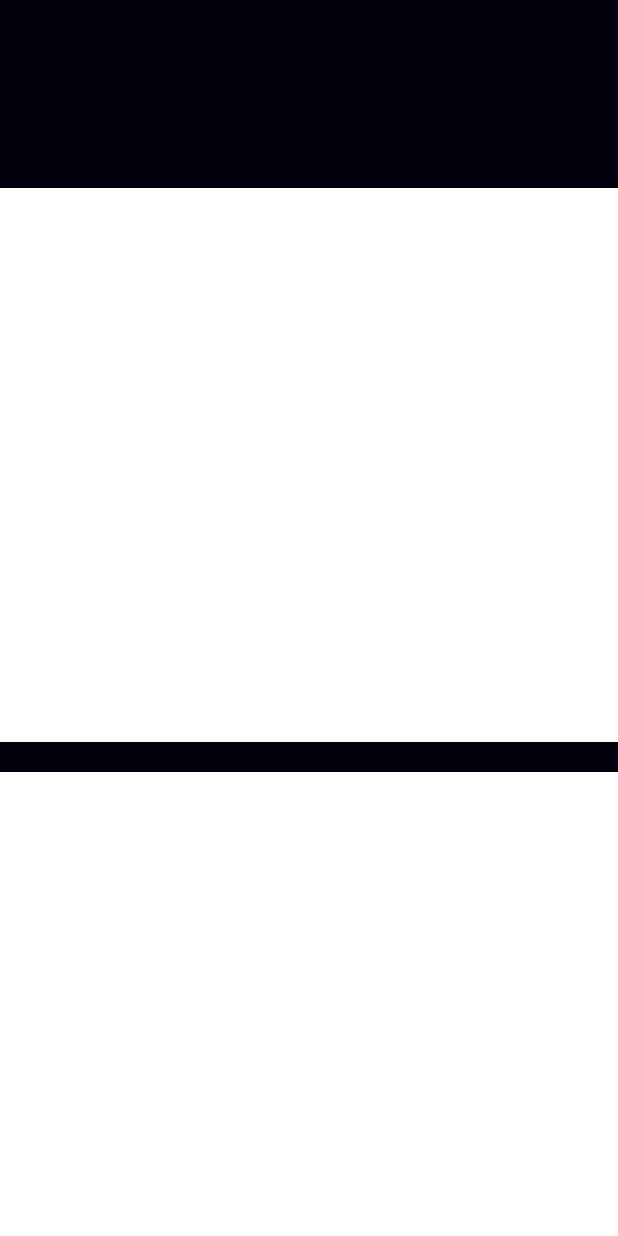
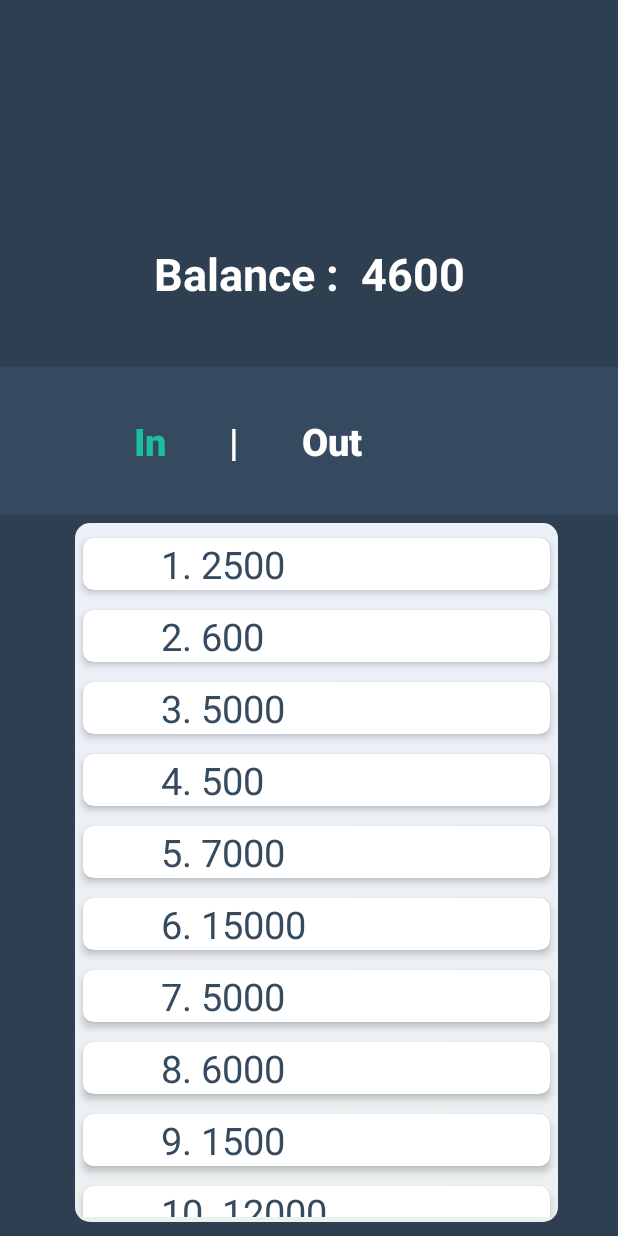
Before and after one commit to NarekIgnoyan/PrimeUser, an Android app: the fragment TransactionFragment shown on its own in the app's theme, on a phone screen of 412 x 824 dp. Run offline under Robolectric (Android 15) with nearby library versions, the light colour scheme and no system bars; pictures from the network do not load.

Commit message:
Transaction(Half)

```diff
--- a/app/src/main/java/com/example/narek/primeuserloginregister/Common/RequesttClasses/Login.java
+++ b/app/src/main/java/com/example/narek/primeuserloginregister/Common/RequesttClasses/Login.java
@@ -56,6 +56,9 @@ public class Login {
     @JsonProperty("firstName")
     public String firstName;
 
+    @JsonProperty("primeCardCode")
+    public String primeCardCode;
+
 
 
 }
--- a/app/src/main/java/com/example/narek/primeuserloginregister/Common/RequesttClasses/NewsItem.java
+++ b/app/src/main/java/com/example/narek/primeuserloginregister/Common/RequesttClasses/NewsItem.java
@@ -11,7 +11,7 @@ public class NewsItem {
     @JsonProperty("id")
     public int id;
 
-    @JsonProperty("tittle_en")
+    @JsonProperty("title_en")
     public String tittle_en;
 
     @JsonProperty("description_en")
@@ -20,7 +20,7 @@ public class NewsItem {
     @JsonProperty("photo_url")
     public String photo_url;
 
-    @JsonProperty("tittle_ru")
+    @JsonProperty("title_ru")
     public String tittle_ru;
 
     @JsonProperty("description_am")
@@ -35,7 +35,9 @@ public class NewsItem {
     @JsonProperty("description_ru")
     public String description_ru;
 
-    @JsonProperty("tittle_am")
+    @JsonProperty("title_am")
     public String tittle_am;
 
+
+
 }
--- a/app/src/main/java/com/example/narek/primeuserloginregister/Home/Adapters/ViewPagerAdapter.java
+++ b/app/src/main/java/com/example/narek/primeuserloginregister/Home/Adapters/ViewPagerAdapter.java
@@ -5,7 +5,7 @@ import android.support.v4.app.FragmentManager;
 import android.support.v4.app.FragmentStatePagerAdapter;
 
 import com.example.narek.primeuserloginregister.Home.Fragments.NewsFragment.NewsFragment;
-import com.example.narek.primeuserloginregister.Home.Fragments.TransactionFragment;
+import com.example.narek.primeuserloginregister.Home.Fragments.TransactionsFragment.TransactionFragment;
 import com.example.narek.primeuserloginregister.Home.Fragments.SettingsFragment;
 
 /**
--- a/app/src/main/java/com/example/narek/primeuserloginregister/Home/Fragments/TransactionFragment.java
+++ /dev/null
@@ -1,45 +0,0 @@
-package com.example.narek.primeuserloginregister.Home.Fragments;
-
-
-import android.os.Bundle;
-import android.support.annotation.Nullable;
-import android.support.v4.app.Fragment;
-import android.view.LayoutInflater;
-import android.view.View;
-import android.view.ViewGroup;
-
-import com.example.narek.primeuserloginregister.Common.Initialization;
-import com.example.narek.primeuserloginregister.R;
-
-
-public class TransactionFragment extends Fragment implements Initialization {
-    private View v;
-
-    @Override
-    public View onCreateView(LayoutInflater inflater, @Nullable ViewGroup container, @Nullable Bundle savedInstanceState) {
-        v = inflater.inflate(R.layout.fragment_transaction,container,false);
-
-        return v;
-    }
-
-
-    @Override
-    public void initViews() {
-
-    }
-
-    @Override
-    public void initFields() {
-
-    }
-
-    @Override
-    public void setFields() {
-
-    }
-
-    @Override
-    public void setViews() {
-
-    }
-}
--- /dev/null
+++ b/app/src/main/java/com/example/narek/primeuserloginregister/Home/Fragments/TransactionsFragment/Transaction.java
@@ -0,0 +1,21 @@
+package com.example.narek.primeuserloginregister.Home.Fragments.TransactionsFragment;
+
+/**
+ * Created by Narek on 31-Oct-16.
+ */
+
+public class Transaction {
+    private String transaction;
+
+    public Transaction(String transaction) {
+        this.transaction = transaction;
+    }
+
+    public String getTransaction() {
+        return transaction;
+    }
+
+    public void setTransaction(String transaction) {
+        this.transaction = transaction;
+    }
+}
--- /dev/null
+++ b/app/src/main/java/com/example/narek/primeuserloginregister/Home/Fragments/TransactionsFragment/TransactionAdapter.java
@@ -0,0 +1,62 @@
+package com.example.narek.primeuserloginregister.Home.Fragments.TransactionsFragment;
+
+import android.content.Context;
+import android.support.v7.widget.RecyclerView;
+import android.view.LayoutInflater;
+import android.view.View;
+import android.view.ViewGroup;
+import android.widget.TextView;
+
+import com.example.narek.primeuserloginregister.R;
+
+import java.util.List;
+
+/**
+ * Created by Narek on 31-Oct-16.
+ */
+
+public class TransactionAdapter extends RecyclerView.Adapter<TransactionAdapter.CustomViewHolder> {
+private List<Transaction> feedItemList;
+private Context mContext;
+
+public TransactionAdapter(Context context, List<Transaction> feedItemList) {
+        this.feedItemList = feedItemList;
+        this.mContext = context;
+        }
+
+@Override
+public CustomViewHolder onCreateViewHolder(ViewGroup parent, int i) {
+
+       // View view = LayoutInflater.from(viewGroup.getContext()).inflate(R.layout.trans_list_row, null);
+    View view = LayoutInflater.from(parent.getContext())
+            .inflate(R.layout.trans_list_row, parent, false);
+        CustomViewHolder viewHolder = new CustomViewHolder(view);
+        return viewHolder;
+        }
+
+@Override
+public void onBindViewHolder(CustomViewHolder customViewHolder, int i) {
+        Transaction feedItem = feedItemList.get(i);
+
+        //Render image using Picasso library
+
+
+        //Setting text view title
+        customViewHolder.textView.setText(feedItem.getTransaction());
+        }
+
+@Override
+public int getItemCount() {
+        return (null != feedItemList ? feedItemList.size() : 0);
+        }
+
+class CustomViewHolder extends RecyclerView.ViewHolder {
+
+    protected TextView textView;
+
+    public CustomViewHolder(View view) {
+        super(view);
+        this.textView = (TextView) view.findViewById(R.id.title);
+    }
+}
+}
--- /dev/null
+++ b/app/src/main/java/com/example/narek/primeuserloginregister/Home/Fragments/TransactionsFragment/TransactionFragment.java
@@ -0,0 +1,162 @@
+package com.example.narek.primeuserloginregister.Home.Fragments.TransactionsFragment;
+
+
+import android.graphics.Color;
+import android.os.Bundle;
+import android.support.annotation.Nullable;
+import android.support.v4.app.Fragment;
+import android.support.v7.widget.LinearLayoutManager;
+import android.support.v7.widget.RecyclerView;
+import android.view.LayoutInflater;
+import android.view.View;
+import android.view.ViewGroup;
+import android.widget.Button;
+import android.widget.TextView;
+
+import com.example.narek.primeuserloginregister.Common.Initialization;
+import com.example.narek.primeuserloginregister.R;
+
+import java.util.ArrayList;
+import java.util.List;
+
+
+public class TransactionFragment extends Fragment implements Initialization {
+    private int myColorValue;
+    private View v;
+    private Button inBut,outBut;
+    private TextView balanceText;
+
+    private List<Transaction> feedsList;
+    private RecyclerView mRecyclerView;
+    private TransactionAdapter adapter;
+
+    @Override
+    public View onCreateView(LayoutInflater inflater, @Nullable ViewGroup container, @Nullable Bundle savedInstanceState) {
+        v = inflater.inflate(R.layout.fragment_transaction,container,false);
+        initViews();
+
+        mRecyclerView = (RecyclerView)v.findViewById(R.id.recIn);
+        mRecyclerView.setLayoutManager(new LinearLayoutManager(getActivity()));
+
+        prepareTransactionData();
+        adapter = new TransactionAdapter(getActivity(), feedsList);
+        mRecyclerView.setAdapter(adapter);
+        setClick();
+
+        return v;
+    }
+    private void prepareTransactionData() {
+        feedsList = new ArrayList<>();
+        Transaction movie;
+
+        movie = new Transaction("1. 2500");
+        feedsList.add(movie);
+
+        movie = new Transaction("2. 600");
+        feedsList.add(movie);
+
+        movie = new Transaction("3. 5000");
+        feedsList.add(movie);
+
+        movie = new Transaction("4. 500");
+        feedsList.add(movie);
+
+        movie = new Transaction("5. 7000");
+        feedsList.add(movie);
+
+        movie = new Transaction("6. 15000");
+        feedsList.add(movie);
+
+        movie = new Transaction("7. 5000");
+        feedsList.add(movie);
+
+        movie = new Transaction("8. 6000");
+        feedsList.add(movie);
+
+        movie = new Transaction("9. 1500");
+        feedsList.add(movie);
+
+        movie = new Transaction("10. 12000");
+        feedsList.add(movie);
+
+        movie = new Transaction("11. 1650");
+        feedsList.add(movie);
+
+        movie = new Transaction("12. 1800");
+        feedsList.add(movie);
+
+        movie = new Transaction("13. 2000");
+        feedsList.add(movie);
+
+        movie = new Transaction("14. 3000");
+        feedsList.add(movie);
+
+        movie = new Transaction("15. 1234");
+        feedsList.add(movie);
+
+    }
+
+
+    @Override
+    public void initViews() {
+        inBut = (Button)v.findViewById(R.id.inButton);
+        outBut = (Button)v.findViewById(R.id.outButton);
+
+    }
+
+    @Override
+    public void initFields() {
+
+    }
+
+    @Override
+    public void setFields() {
+
+    }
+
+    @Override
+    public void setViews() {
+
+    }
+
+    public void setClick(){
+        inBut.setOnClickListener(new View.OnClickListener() {
+            @Override
+            public void onClick(View view) {
+                incomeButton();
+            }
+        });
+        outBut.setOnClickListener(new View.OnClickListener() {
+            @Override
+            public void onClick(View view) {
+                outcomeButton();
+            }
+        });
+    }
+
+    public void incomeButton(){
+
+        inBut.setTextColor(getIntColor("#1cbe9e"));
+        outBut.setTextColor(getIntColor("#ffffff"));
+
+
+
+
+
+
+    }
+
+    public void outcomeButton(){
+        inBut.setTextColor(getIntColor("#ffffff"));
+        outBut.setTextColor(getIntColor("#1cbe9e"));
+
+
+
+
+    }
+
+    public int getIntColor(String s){
+        myColorValue = Color.parseColor(s);
+        return myColorValue;
+    }
+}
--- a/app/src/main/java/com/example/narek/primeuserloginregister/MainPage/MainActivity.java
+++ b/app/src/main/java/com/example/narek/primeuserloginregister/MainPage/MainActivity.java
@@ -43,7 +43,7 @@ import retrofit2.Response;
 
 
 public class MainActivity extends Activity implements AdapterView.OnItemSelectedListener  {
-    private TextView loginText,registerText,forgotText;
+    private Button loginText,registerText,forgotText;
     private ShimmerTextView myShimmerTextView;
     private int myColorValue;
     private LinearLayout loginLayout,registerLayout,mainLayout;
@@ -124,12 +124,14 @@ public class MainActivity extends Activity implements AdapterView.OnItemSelected
 
     public void loginSuccess(View view){
 
-        if (!validate(logEditUserName.getEditText().getText().toString())){
-            logEditUserName.getEditText().setError("** Enter valid Email");
-            logEditUserName.getEditText().requestFocus();
-        }if (validate(logEditUserName.getEditText().getText().toString())){
-            login(logEditUserName.getEditText().getText().toString(),logEditPassword.getEditText().getText().toString());
-        }
+//        if (!validate(logEditUserName.getEditText().getText().toString())){
+//            logEditUserName.getEditText().setError("** Enter valid Email");
+//            logEditUserName.getEditText().requestFocus();
+//        }if (validate(logEditUserName.getEditText().getText().toString())){
+            //login(logEditUserName.getEditText().getText().toString(),logEditPassword.getEditText().getText().toString());
+            login("na.ignoyan@yandex.ru","Prime2010");
+
+       // }
 
 
     }
@@ -236,9 +238,9 @@ public class MainActivity extends Activity implements AdapterView.OnItemSelected
 
 
     public void initTextFields(){
-        loginText = (TextView)findViewById(R.id.logText) ;
-        registerText = (TextView)findViewById(R.id.regText) ;
-        forgotText = (TextView)findViewById(R.id.forgot);
+        loginText = (Button) findViewById(R.id.myLogButton) ;
+        registerText = (Button) findViewById(R.id.myRegButton) ;
+        forgotText = (Button) findViewById(R.id.myForgotButton);
     }
 
     public void initButtons(){
--- a/app/src/main/res/color/selector.xml
+++ b/app/src/main/res/color/selector.xml
@@ -1,7 +1,7 @@
 <?xml version="1.0" encoding="utf-8"?>
 <selector xmlns:android="http://schemas.android.com/apk/res/android">
-    <item android:state_selected="true" android:color="#FF278FFF" />
-    <item android:state_focused="true" android:color="#FF278FFF" />
-    <item android:state_pressed="true" android:color="#FF278FFF" />
+    <item android:state_selected="true" android:color="#1cbe9e" />
+    <item android:state_focused="true" android:color="#1cbe9e" />
+    <item android:state_pressed="true" android:color="#1cbe9e" />
     <item android:color="#fff" />
 </selector>
--- /dev/null
+++ b/app/src/main/res/drawable/layouteffect1.xml
@@ -0,0 +1,29 @@
+<?xml version="1.0" encoding="utf-8"?>
+<selector xmlns:android="http://schemas.android.com/apk/res/android">
+    <item android:state_pressed="true" >
+        <shape>
+            <gradient
+                android:startColor="#ecf0f1"
+                android:endColor="#ecf0f8"
+
+                android:angle="90 " />
+
+
+            <corners
+                android:radius="10dp" />
+
+        </shape>
+    </item>
+    <item>
+        <shape>
+            <gradient
+                android:startColor="#ecf0f1"
+                android:endColor="#ecf0f8"
+
+                android:angle="90 " />
+            <corners
+                android:radius="10dp" />
+
+        </shape>
+    </item>
+</selector>
--- a/app/src/main/res/layout/activity_main.xml
+++ b/app/src/main/res/layout/activity_main.xml
@@ -50,6 +50,18 @@
                     android:layout_height="match_parent"
                     android:layout_weight="2.2">
 
+                    <Button
+                        android:text="Login"
+                        android:layout_width="match_parent"
+                        android:layout_height="match_parent"
+                        android:textAllCaps="false"
+                        android:layout_weight="1"
+                        android:textSize="25sp"
+                        android:id="@+id/myLogButton"
+                        android:background="#00FFFFFF"
+                        android:textColor="#1cbe9e"
+                        android:onClick="loginClick" />
+
                     <TextView
                         android:layout_width="wrap_content"
                         android:layout_height="match_parent"
@@ -61,7 +73,8 @@
                         android:textColor="#1cbe9e"
                         android:textSize="25sp"
                         android:textStyle="bold"
-                        android:onClick="loginClick" />
+                        android:onClick="loginClick"
+                        android:visibility="gone" />
                 </LinearLayout>
 
                 <LinearLayout
@@ -69,6 +82,18 @@
                     android:layout_width="match_parent"
                     android:layout_height="match_parent"
                     android:layout_weight="2">
+
+                    <Button
+                        android:text="Register"
+                        android:textAllCaps="false"
+                        android:layout_width="match_parent"
+                        android:layout_height="match_parent"
+                        android:id="@+id/myRegButton"
+                        android:layout_weight="1"
+                        android:background="#00FFFFFF"
+                        android:textSize="25sp"
+                        android:textColor="#ffffff"
+                        android:onClick="registerClick" />
 
                     <TextView
                         android:layout_width="match_parent"
@@ -83,7 +108,8 @@
                         android:textStyle="bold"
                         android:onClick="registerClick"
                         android:scaleX="1"
-                        android:singleLine="true" />
+                        android:singleLine="true"
+                        android:visibility="gone" />
                 </LinearLayout>
 
                 <LinearLayout
@@ -167,6 +193,20 @@
                     android:layout_marginLeft="50dp"
                     android:layout_marginRight="50dp" />
 
+                <Button
+                    android:text="Forgot Password?"
+                    android:layout_width="match_parent"
+                    android:layout_height="wrap_content"
+                    android:id="@+id/myForgotButton"
+                    android:textAllCaps="false"
+                    android:layout_weight="1"
+                    android:background="#00FFFFFF"
+                    android:textColor="@color/material_deep_teal_500"
+                    android:layout_marginLeft="50dp"
+                    android:layout_marginRight="50dp"
+                    android:layout_marginTop="15dp"
+                    android:onClick="forgotButton" />
+
                 <TextView
                     android:layout_width="match_parent"
                     android:layout_height="30dp"
@@ -181,7 +221,8 @@
                     android:layout_marginTop="20dp"
                     android:textSize="16sp"
                     android:textColor="@color/material_deep_teal_500"
-                    android:onClick="forgotButton" />
+                    android:onClick="forgotButton"
+                    android:visibility="gone" />
             </LinearLayout>
 
         </LinearLayout>
--- a/app/src/main/res/layout/fragment_transaction.xml
+++ b/app/src/main/res/layout/fragment_transaction.xml
@@ -7,29 +7,110 @@
     android:layout_height="match_parent"
     tools:context=".Home.HomeActivity"
     android:orientation="vertical"
-    android:background="#02000d"
-    android:weightSum="2">
+    android:background="#2d3f51">
+
+    <LinearLayout
+        android:orientation="vertical"
+        android:layout_width="match_parent"
+        android:layout_height="match_parent"
+        android:layout_weight="1.4"
+        android:layout_marginTop="120dp">
+
+        <LinearLayout
+            android:orientation="horizontal"
+            android:layout_width="match_parent"
+            android:layout_height="match_parent"
+            android:layout_weight="1"
+            android:background="#2d3f51">
+
+            <TextView
+                android:text="Balance :  4600"
+                android:layout_width="match_parent"
+                android:layout_height="match_parent"
+                android:id="@+id/balText"
+                android:layout_gravity="center"
+                android:textSize="30sp"
+                android:textStyle="normal|bold"
+                android:textColor="#ffffff"
+                android:gravity="center" />
+
+        </LinearLayout>
+
+        <LinearLayout
+            android:orientation="horizontal"
+            android:layout_width="match_parent"
+            android:layout_height="match_parent"
+            android:layout_weight="1.25"
+            android:background="#354a5f">
+
+            <Button
+                android:text="In"
+                android:layout_width="match_parent"
+                android:layout_height="match_parent"
+                android:background="@null"
+                android:textAllCaps="false"
+                android:id="@+id/inButton"
+                android:layout_weight="1.5"
+                android:textColor="#1cbe9e"
+                android:textSize="25sp"
+                android:textStyle="normal|bold"
+                android:gravity="right|center" />
+
+            <TextView
+                android:text="|"
+                android:layout_width="match_parent"
+                android:layout_height="match_parent"
+                android:id="@+id/textView4"
+                android:layout_weight="1.6"
+                android:layout_gravity="center"
+                android:gravity="center"
+                android:textSize="25sp"
+                android:textColor="@color/cardview_light_background"
+                android:textStyle="bold" />
+
+            <Button
+                android:text="Out"
+                android:layout_width="match_parent"
+                android:layout_height="match_parent"
+                android:background="@null"
+                android:textAllCaps="false"
+                android:id="@+id/outButton"
+                android:layout_weight="1"
+                android:textColor="#ffffff"
+                android:textSize="25sp"
+                android:gravity="left|center_vertical|center"
+                android:textStyle="normal|bold" />
+        </LinearLayout>
+    </LinearLayout>
+
+    <LinearLayout
+        android:orientation="vertical"
+        android:layout_width="match_parent"
+        android:layout_height="match_parent"
+        android:layout_weight="1"
+        android:background="@drawable/layouteffect1"
+        android:layout_marginBottom="10dp"
+        android:layout_marginLeft="50dp"
+        android:layout_marginRight="40dp"
+        android:layout_marginTop="5dp">
 
         <android.support.v7.widget.RecyclerView
             android:layout_width="match_parent"
             android:layout_height="match_parent"
             android:id="@+id/recIn"
             android:layout_gravity="center_vertical"
-        android:layout_marginTop="125dp"
             android:foregroundGravity="center_vertical"
-        android:layout_weight="0.80"
-        android:background="#fff" />
+            android:layout_marginTop="3dp"
+            android:layout_marginBottom="3dp" />
 
         <android.support.v7.widget.RecyclerView
             android:layout_width="match_parent"
             android:layout_height="match_parent"
             android:id="@+id/recOut"
             android:layout_gravity="center_vertical"
-        android:layout_marginTop="20dp"
             android:foregroundGravity="center_vertical"
-        android:layout_weight="1.2"
-        android:background="#fff" />
-
+            android:visibility="gone" />
+    </LinearLayout>
 
 
 </LinearLayout>
--- /dev/null
+++ b/app/src/main/res/layout/trans_list_row.xml
@@ -0,0 +1,36 @@
+<?xml version="1.0" encoding="utf-8"?>
+
+<android.support.v7.widget.CardView
+    xmlns:android="http://schemas.android.com/apk/res/android"
+    xmlns:cardview="http://schemas.android.com/apk/res-auto"
+    android:layout_width="match_parent"
+    android:layout_height="wrap_content"
+    cardview:cardUseCompatPadding="true"
+    cardview:cardCornerRadius="7dp"
+    cardview:cardElevation="3dp">
+
+
+    <LinearLayout
+        android:orientation="horizontal"
+        android:layout_width="match_parent"
+        android:layout_height="match_parent">
+
+        <TextView
+            android:layout_width="match_parent"
+            android:layout_height="match_parent"
+            android:id="@+id/textView2"
+            android:layout_weight="5" />
+
+        <TextView
+            android:text="TextView"
+            android:layout_width="match_parent"
+            android:layout_height="match_parent"
+            android:id="@+id/title"
+            android:textSize="25sp"
+            android:textColor="@color/colorAccent"
+            android:layout_gravity="center"
+            android:gravity="left|center"
+            android:layout_weight="1" />
+    </LinearLayout>
+
+</android.support.v7.widget.CardView>
--- a/app/src/main/res/values/colors.xml
+++ b/app/src/main/res/values/colors.xml
@@ -7,5 +7,5 @@
     <color name="ColorPrimary">#e62117</color>
     <color name="ColorPrimaryDark">#c31c13</color>
     <color name="tabsScrollColor">#000</color>
-    <color name="primeBlue">#FF278FFF</color>
+    <color name="primeBlue">#278fff</color>
 </resources>
--- a/app/src/main/res/values/styles.xml
+++ b/app/src/main/res/values/styles.xml
@@ -3,8 +3,8 @@
     <!-- Base application theme. -->
     <style name="AppTheme" parent="Theme.AppCompat.Light.NoActionBar">
         <!-- Customize your theme here. -->
-        <item name="colorPrimary">@color/tabsScrollColor</item>
-        <item name="colorPrimaryDark">@color/tabsScrollColor</item>
+        <item name="colorPrimary">#2d3f51</item>
+        <item name="colorPrimaryDark">#354a5f</item>
         <item name="colorAccent">@color/tabsScrollColor</item>
     </style>
 
```
Also changed, not shown: app/build.gradle (+4 -5 lines). Lines whose indentation alone changed are shown as unchanged.
